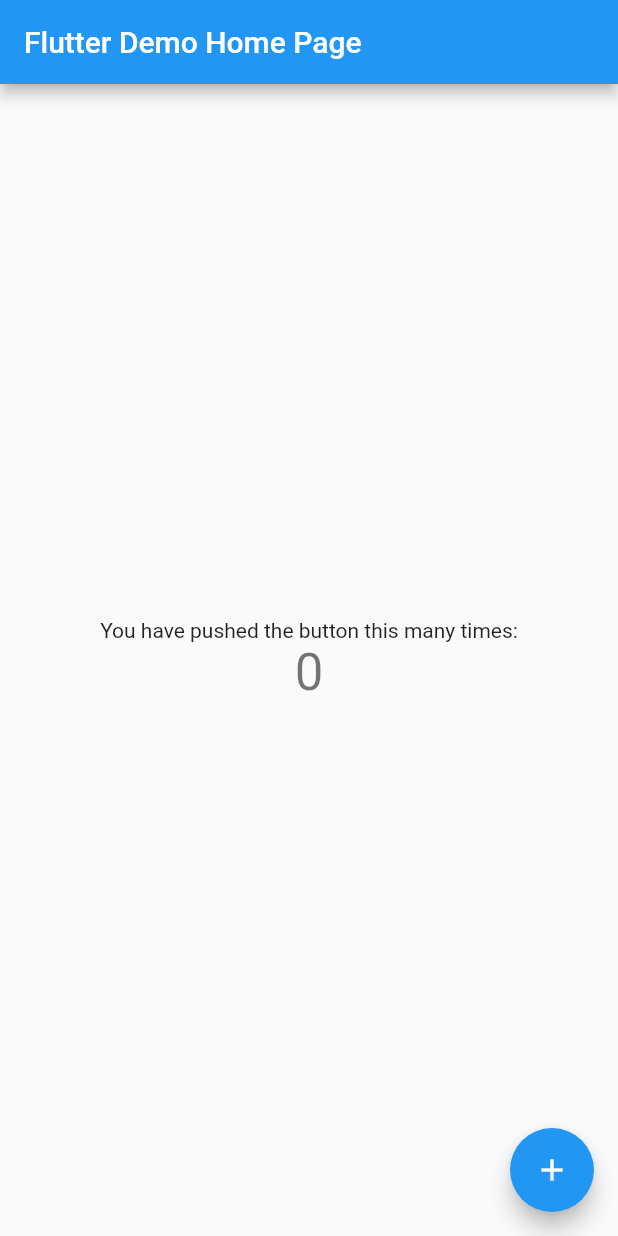
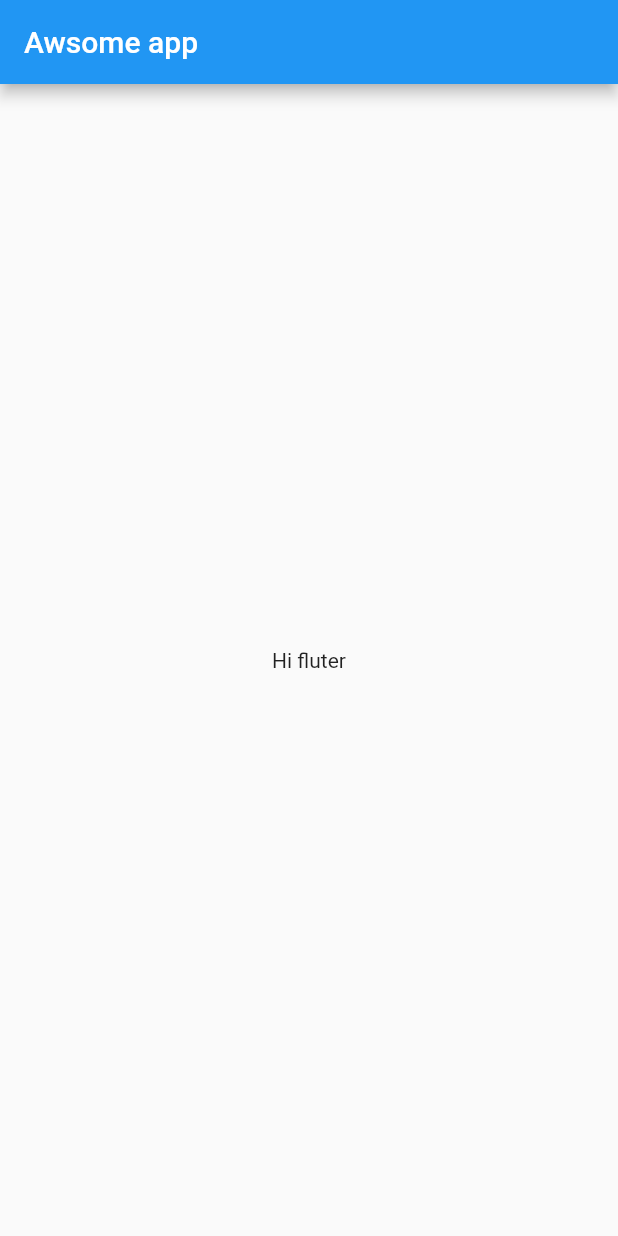
Before and after one commit to dpk06/flutterFirst, a Flutter app: the screen it shows after launch, on a phone screen of 412 x 824 dp. Run offline on Flutter 3.47's test engine with Material 2 defaults, Android fonts, the phone set to English and light mode, and no system bars.

Commit message:
Chap 1 completed

```diff
--- a/lib/main.dart
+++ b/lib/main.dart
@@ -1,113 +1,25 @@
 import 'package:flutter/material.dart';
+import 'package:flutter/cupertino.dart';
 
 void main() {
-  runApp(MyApp());
+  runApp(MaterialApp(
+    title: "Awsome app",
+    home: Homepage()
+  ));
 }
 
-class MyApp extends StatelessWidget {
-  // This widget is the root of your application.
+class Homepage extends StatelessWidget {
+  const Homepage({Key key}) : super(key: key);
+
   @override
   Widget build(BuildContext context) {
-    return MaterialApp(
-      title: 'Flutter Demo',
-      theme: ThemeData(
-        // This is the theme of your application.
-        //
-        // Try running your application with "flutter run". You'll see the
-        // application has a blue toolbar. Then, without quitting the app, try
-        // changing the primarySwatch below to Colors.green and then invoke
-        // "hot reload" (press "r" in the console where you ran "flutter run",
-        // or simply save your changes to "hot reload" in a Flutter IDE).
-        // Notice that the counter didn't reset back to zero; the application
-        // is not restarted.
-        primarySwatch: Colors.blue,
+    return Scaffold(
+      appBar: AppBar(
+        title: Text("Awsome app"),
       ),
-      home: MyHomePage(title: 'Flutter Demo Home Page'),
+      body: Container(
+        child: Center(child: Text("Hi fluter")),
+      ),
     );
   }
 }
-
-class MyHomePage extends StatefulWidget {
-  MyHomePage({Key key, this.title}) : super(key: key);
-
-  // This widget is the home page of your application. It is stateful, meaning
-  // that it has a State object (defined below) that contains fields that affect
-  // how it looks.
-
-  // This class is the configuration for the state. It holds the values (in this
-  // case the title) provided by the parent (in this case the App widget) and
-  // used by the build method of the State. Fields in a Widget subclass are
-  // always marked "final".
-
-  final String title;
-
-  @override
-  _MyHomePageState createState() => _MyHomePageState();
-}
-
-class _MyHomePageState extends State<MyHomePage> {
-  int _counter = 0;
-
-  void _incrementCounter() {
-    setState(() {
-      // This call to setState tells the Flutter framework that something has
-      // changed in this State, which causes it to rerun the build method below
-      // so that the display can reflect the updated values. If we changed
-      // _counter without calling setState(), then the build method would not be
-      // called again, and so nothing would appear to happen.
-      _counter++;
-    });
-  }
-
-  @override
-  Widget build(BuildContext context) {
-    // This method is rerun every time setState is called, for instance as done
-    // by the _incrementCounter method above.
-    //
-    // The Flutter framework has been optimized to make rerunning build methods
-    // fast, so that you can just rebuild anything that needs updating rather
-    // than having to individually change instances of widgets.
-    return Scaffold(
-      appBar: AppBar(
-        // Here we take the value from the MyHomePage object that was created by
-        // the App.build method, and use it to set our appbar title.
-        title: Text(widget.title),
-      ),
-      body: Center(
-        // Center is a layout widget. It takes a single child and positions it
-        // in the middle of the parent.
-        child: Column(
-          // Column is also a layout widget. It takes a list of children and
-          // arranges them vertically. By default, it sizes itself to fit its
-          // children horizontally, and tries to be as tall as its parent.
-          //
-          // Invoke "debug painting" (press "p" in the console, choose the
-          // "Toggle Debug Paint" action from the Flutter Inspector in Android
-          // Studio, or the "Toggle Debug Paint" command in Visual Studio Code)
-          // to see the wireframe for each widget.
-          //
-          // Column has various properties to control how it sizes itself and
-          // how it positions its children. Here we use mainAxisAlignment to
-          // center the children vertically; the main axis here is the vertical
-          // axis because Columns are vertical (the cross axis would be
-          // horizontal).
-          mainAxisAlignment: MainAxisAlignment.center,
-          children: <Widget>[
-            Text(
-              'You have pushed the button this many times:',
-            ),
-            Text(
-              '$_counter',
-              style: Theme.of(context).textTheme.headline4,
-            ),
-          ],
-        ),
-      ),
-      floatingActionButton: FloatingActionButton(
-        onPressed: _incrementCounter,
-        tooltip: 'Increment',
-        child: Icon(Icons.add),
-      ), // This trailing comma makes auto-formatting nicer for build methods.
-    );
-  }
-}
```
